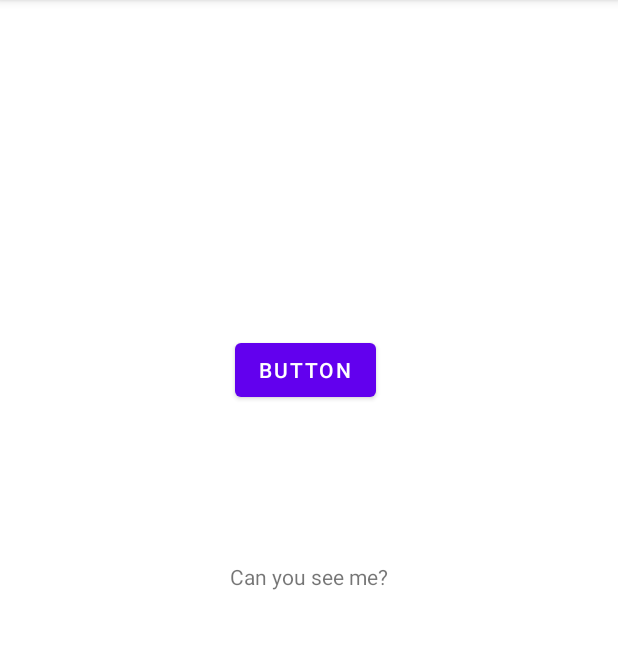
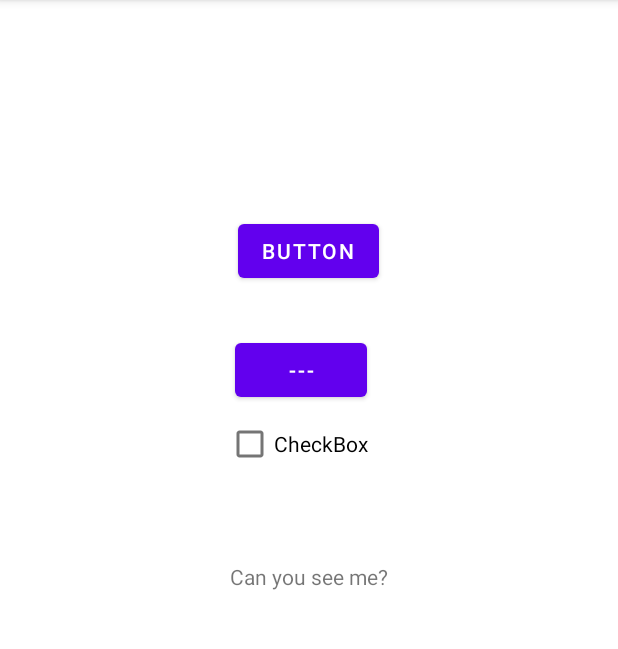
Before and after one commit to actay19911/A2_ICT376, an Android app: the screen it shows after launch (MainActivity), on a phone screen of 412 x 824 dp, the part 84-733 px from its top. Run offline under Robolectric (Android 15) with nearby library versions, the phone set to English and light mode, and no system bars.

Commit message:
commit message

```diff
--- a/app/src/main/res/layout/activity_main.xml
+++ b/app/src/main/res/layout/activity_main.xml
@@ -22,8 +22,37 @@
         android:layout_height="wrap_content"
         android:layout_marginStart="3dp"
         android:layout_marginBottom="104dp"
-        android:text="Button"
+        android:text="---"
         app:layout_constraintBottom_toTopOf="@+id/textView"
         app:layout_constraintStart_toStartOf="@+id/textView" />
 
+    <Button
+        android:id="@+id/button2"
+        android:layout_width="wrap_content"
+        android:layout_height="wrap_content"
+        android:layout_marginStart="2dp"
+        android:layout_marginBottom="31dp"
+        android:text="Button"
+        app:layout_constraintBottom_toTopOf="@+id/button"
+        app:layout_constraintStart_toStartOf="@+id/button" />
+
+    <RadioGroup
+        android:id="@+id/radioGroup"
+        android:layout_width="wrap_content"
+        android:layout_height="wrap_content"
+        android:layout_marginStart="39dp"
+        android:layout_marginTop="65dp"
+        app:layout_constraintStart_toStartOf="@+id/textView"
+        app:layout_constraintTop_toBottomOf="@+id/textView" />
+
+    <CheckBox
+        android:id="@+id/checkBox"
+        android:layout_width="wrap_content"
+        android:layout_height="wrap_content"
+        android:layout_marginTop="1dp"
+        android:layout_marginEnd="13dp"
+        android:text="CheckBox"
+        app:layout_constraintEnd_toEndOf="@+id/textView"
+        app:layout_constraintTop_toBottomOf="@+id/button" />
+
 </androidx.constraintlayout.widget.ConstraintLayout>
```
